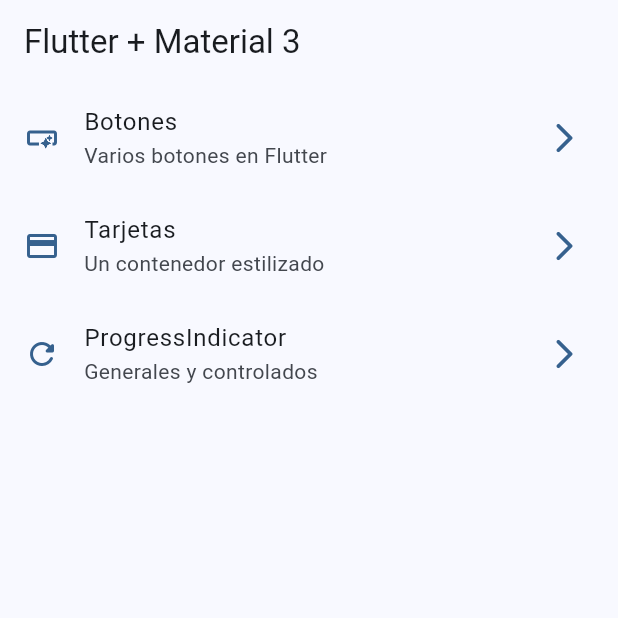
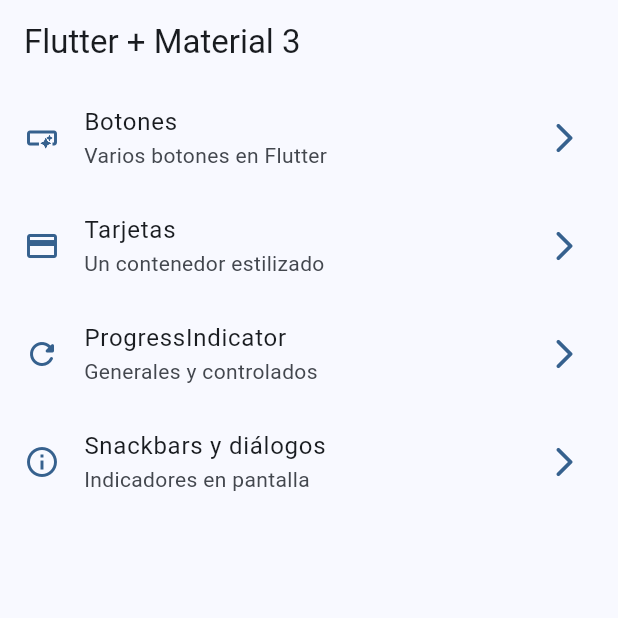
Before and after one commit to AngelTravieso/05-widgets_app, a Flutter app: the screen it shows after launch, on a phone screen of 412 x 824 dp, the top half of it. Run offline on Flutter 3.47's test engine with Material 2 defaults, Android fonts, the phone set to English and light mode, and no system bars; our stand-ins replace go_router.

Commit message:
snackbars

```diff
--- a/lib/config/menu/menu_items.dart
+++ b/lib/config/menu/menu_items.dart
@@ -34,4 +34,10 @@ const appMenuItems = <MenuItem>[
     link: '/progress',
     icon: Icons.refresh_rounded,
   ),
+  MenuItem(
+    title: 'Snackbars y diálogos',
+    subtitle: 'Indicadores en pantalla',
+    link: '/snackbars',
+    icon: Icons.info_outline,
+  ),
 ];
--- a/lib/presentation/screens/progress/progress_screen.dart
+++ b/lib/presentation/screens/progress/progress_screen.dart
@@ -59,13 +59,13 @@ class _ControlledProgressIndicator extends StatelessWidget {
           padding: const EdgeInsets.symmetric(horizontal: 20),
           child: Row(
             mainAxisAlignment: MainAxisAlignment.center,
-            children: [
+            children: <Widget>[
               CircularProgressIndicator(
                 value: progressValue,
                 strokeWidth: 2,
                 backgroundColor: Colors.black12,
               ),
-              SizedBox(
+              const SizedBox(
                 width: 20,
               ),
               Expanded(
--- a/lib/router/app_router.dart
+++ b/lib/router/app_router.dart
@@ -3,6 +3,7 @@ import 'package:widgets_app/presentation/screens/buttons/buttons_screen.dart';
 import 'package:widgets_app/presentation/screens/cards/cards_screen.dart';
 import 'package:widgets_app/presentation/screens/home/home_screen.dart';
 import 'package:widgets_app/presentation/screens/progress/progress_screen.dart';
+import 'package:widgets_app/presentation/screens/screens.dart';
 
 final appRouter = GoRouter(
   // initialLocation: '/',
@@ -27,5 +28,10 @@ final appRouter = GoRouter(
       name: ProgressScreen.name,
       builder: (context, state) => const ProgressScreen(),
     ),
+    GoRoute(
+      path: '/snackbars',
+      name: SnackbarScreen.name,
+      builder: (context, state) => const SnackbarScreen(),
+    ),
   ],
 );
```
Also changed, not shown: lib/presentation/screens/snackbar/snackbar_screen.dart (+25 -1 lines).
